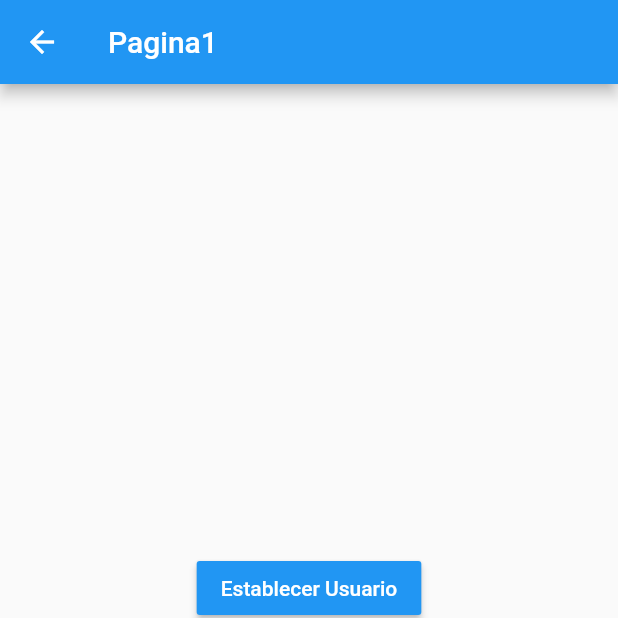
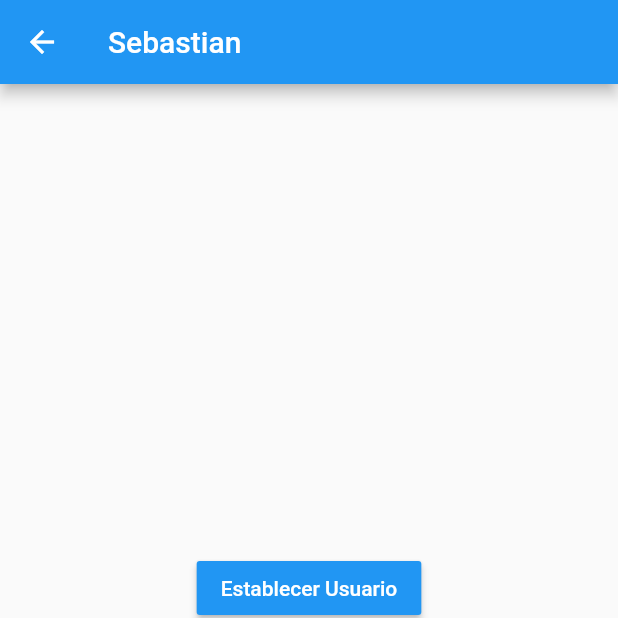
Before and after one commit to tinnit1/Flutter_states_cubit, a Flutter app: the Pagina2Page screen opened by its route, after a tap on "Establecer Usuario", on a phone screen of 412 x 824 dp, the top half of it. Run offline on Flutter 3.47's test engine with Material 2 defaults, Android fonts, the phone set to English and light mode, and no system bars.

Commit message:
Fin singleton

```diff
--- a/lib/models/usuario.dart
+++ b/lib/models/usuario.dart
@@ -1,7 +1,10 @@
+import 'package:meta/meta.dart';
+
 class Usuario {
   String nombre;
   int edad;
   List<String> profesiones;
 
-  Usuario({this.nombre, this.edad, this.profesiones});
+  Usuario({@required this.nombre, this.edad, this.profesiones})
+      : assert(nombre != null);
 }
--- a/lib/pages/pagina1_page.dart
+++ b/lib/pages/pagina1_page.dart
@@ -1,3 +1,5 @@
+import 'package:estados/models/usuario.dart';
+import 'package:estados/services/usuario_services.dart';
 import 'package:flutter/material.dart';
 
 class Pagina1Page extends StatelessWidget {
@@ -7,7 +9,14 @@ class Pagina1Page extends StatelessWidget {
       appBar: AppBar(
         title: Text('Pagina 1'),
       ),
-      body: InformacionUsuario(),
+      body: StreamBuilder(
+        stream: usuarioService.usuarioStream,
+        builder: (BuildContext context, AsyncSnapshot<Usuario> snapshot) {
+          return snapshot.hasData
+              ? InformacionUsuario(usuario: snapshot.data)
+              : Center(child: Text('No hay información del usuario'));
+        },
+      ),
       floatingActionButton: FloatingActionButton(
         child: Icon(Icons.rowing),
         onPressed: () => Navigator.pushNamed(context, 'pagina2'),
@@ -17,6 +26,10 @@ class Pagina1Page extends StatelessWidget {
 }
 
 class InformacionUsuario extends StatelessWidget {
+  final Usuario usuario;
+
+  const InformacionUsuario({@required this.usuario});
+
   @override
   Widget build(BuildContext context) {
     return Container(
@@ -32,10 +45,10 @@ class InformacionUsuario extends StatelessWidget {
           ),
           Divider(),
           ListTile(
-            title: Text('Nombre: '),
+            title: Text('Nombre: ${usuario.nombre}'),
           ),
           ListTile(
-            title: Text('Edad: '),
+            title: Text('Edad: ${usuario.edad}'),
           ),
           Text(
             'Profeciones',
--- a/lib/pages/pagina2_page.dart
+++ b/lib/pages/pagina2_page.dart
@@ -1,3 +1,5 @@
+import 'package:estados/models/usuario.dart';
+import 'package:estados/services/usuario_services.dart';
 import 'package:flutter/material.dart';
 
 class Pagina2Page extends StatelessWidget {
@@ -5,7 +7,12 @@ class Pagina2Page extends StatelessWidget {
   Widget build(BuildContext context) {
     return Scaffold(
       appBar: AppBar(
-        title: Text('Pagina1'),
+        title: StreamBuilder(
+          stream: usuarioService.usuarioStream,
+          builder: (BuildContext context, AsyncSnapshot<Usuario> snapshot) {
+            return Text(snapshot.hasData ? snapshot.data.nombre : 'Pagina 2');
+          },
+        ),
       ),
       body: Center(
         child: Column(
@@ -17,14 +24,20 @@ class Pagina2Page extends StatelessWidget {
                   style: TextStyle(color: Colors.white),
                 ),
                 color: Colors.blue,
-                onPressed: () {}),
+                onPressed: () {
+                  final nuevoUsuario =
+                      new Usuario(nombre: 'Sebastian', edad: 29);
+                  usuarioService.cargarUsuario(nuevoUsuario);
+                }),
             MaterialButton(
                 child: Text(
                   'Cambiar Edad',
                   style: TextStyle(color: Colors.white),
                 ),
                 color: Colors.blue,
-                onPressed: () {}),
+                onPressed: () {
+                  usuarioService.cambiarEdad(30);
+                }),
             MaterialButton(
                 child: Text(
                   'Añadir profesion',
--- /dev/null
+++ b/lib/services/usuario_services.dart
@@ -0,0 +1,31 @@
+import 'dart:async';
+
+import 'package:estados/models/usuario.dart';
+
+class _UsuarioService {
+  Usuario _usuario;
+
+  StreamController<Usuario> _usuarioStreamController =
+      new StreamController<Usuario>.broadcast();
+
+  Usuario get usuario => this._usuario;
+  bool get existeUsuario => (this._usuario != null) ? true : false;
+
+  Stream<Usuario> get usuarioStream => _usuarioStreamController.stream;
+
+  void cargarUsuario(Usuario user) {
+    this._usuario = user;
+    _usuarioStreamController.add(user);
+  }
+
+  void cambiarEdad(int edad) {
+    this._usuario.edad = edad;
+    _usuarioStreamController.add(this._usuario);
+  }
+
+  dispose() {
+    _usuarioStreamController?.close();
+  }
+}
+
+final usuarioService = new _UsuarioService();
```
